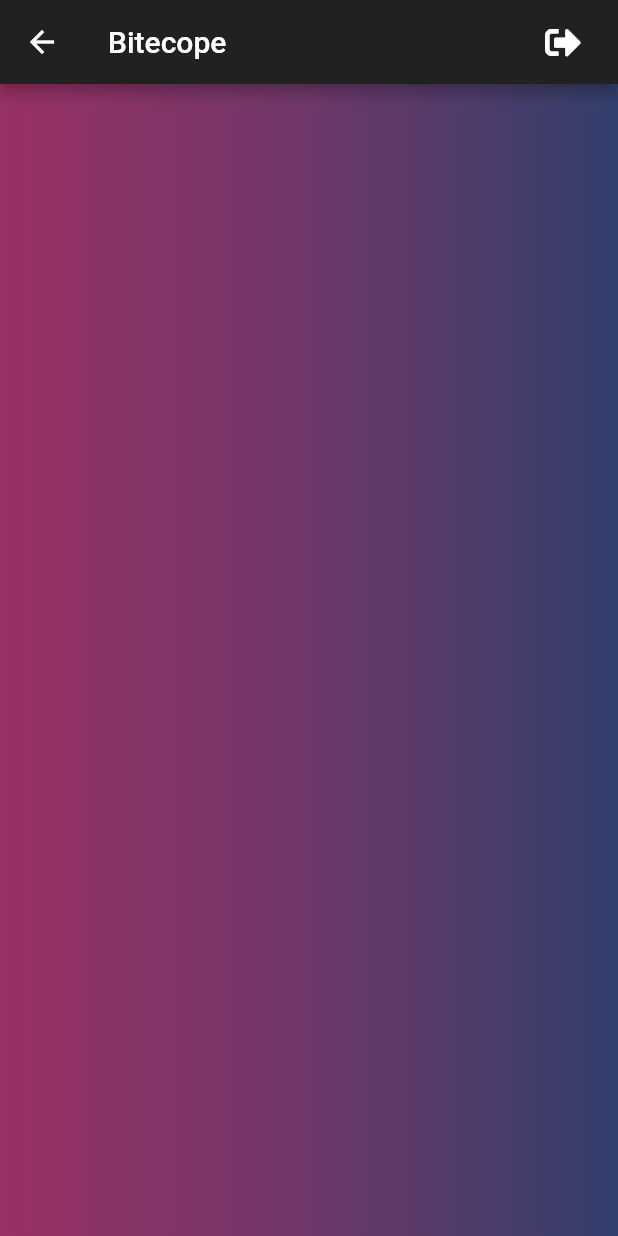
After one commit to Monofyi/Bitcope-Flutter, a Flutter app: the NewOTPPage screen opened directly, on a phone screen of 412 x 824 dp. The commit adds this screen. Run offline on Flutter 3.47's test engine with Material 2 defaults, Android fonts, the phone set to English and light mode, and no system bars; our stand-ins replace bloc, dio, equatable, flutter_bloc, font_awesome_flutter, permission_handler and 1 more; missing offline and left inert: flutter_barcode_scanner; accounts and stored records are empty.

Commit message:
First working Prototype

```diff
--- a/lib/core/server_switch/server_switch.dart
+++ b/lib/core/server_switch/server_switch.dart
@@ -9,7 +9,7 @@ final fileUrl =
 Future<String> downloadServerDetailsFile() async {
   try {
     String fullPath = await getFilePath();
-    print('full path $fullPath');
+    //print('full path $fullPath');
 
     Response response = await dio.get(
       fileUrl,
@@ -21,6 +21,8 @@ Future<String> downloadServerDetailsFile() async {
           }),
     );
     print(response.headers);
+    print(response.data);
+
     File file = File(fullPath);
     var raf = file.openSync(mode: FileMode.write);
     // response.data is List<int> type
--- a/lib/features/dashboard/presentation/pages/dashboard_page.dart
+++ b/lib/features/dashboard/presentation/pages/dashboard_page.dart
@@ -14,11 +14,6 @@ import 'package:intl/intl.dart';
 DashboardList dashboardList;
 
 class Dashboard extends StatelessWidget {
-  // final UserDatabaseOps userDatabaseOps = UserDatabaseOps();
-  // Future<String> getToken() async {
-  //   return await userDatabaseOps.getUserToken(0);
-  // }
-
   @override
   Widget build(BuildContext context) {
     //HDTRefreshController _hdtRefreshController = HDTRefreshController();
--- /dev/null
+++ b/lib/features/sendotp/data/model/order_status.dart
@@ -0,0 +1,11 @@
+class OrderModel {
+  String orderId;
+
+  OrderModel({
+    this.orderId,
+  });
+
+  Map<String, dynamic> toJson() => {
+        "transaction_id": this.orderId,
+      };
+}
--- /dev/null
+++ b/lib/features/sendotp/data/model/order_status_response.dart
@@ -0,0 +1,10 @@
+class OrderResponseModel {
+  String status;
+
+  OrderResponseModel({
+    this.status,
+  });
+  OrderResponseModel.fromJson(Map<String, dynamic> json) {
+    status = json['status'];
+  }
+}
--- a/lib/features/sendotp/presentation/bloc/otp_event.dart
+++ b/lib/features/sendotp/presentation/bloc/otp_event.dart
@@ -16,6 +16,6 @@ class GetOTPButtonPressed extends OTPEvent {
 
 class VerifyOTPButtonPressed extends OTPEvent {
   final String otp;
-
-  VerifyOTPButtonPressed({@required this.otp});
+  final String transactionId;
+  VerifyOTPButtonPressed({@required this.otp, @required this.transactionId});
 }
--- /dev/null
+++ b/lib/features/sendotp/presentation/pages/new_otp_page.dart
@@ -0,0 +1,90 @@
+import 'package:bitcope/core/utils/sizeconfig.dart';
+import 'package:bitcope/features/authentication/authentication_bloc.dart';
+import 'package:bitcope/features/sendotp/data/repository/otp_repository.dart';
+import 'package:bitcope/features/sendotp/presentation/bloc/otp_bloc.dart';
+import 'package:flutter/material.dart';
+import 'package:flutter_bloc/flutter_bloc.dart';
+import 'package:font_awesome_flutter/font_awesome_flutter.dart';
+
+class NewOTPPage extends StatelessWidget {
+  final String transactionId;
+  final GlobalKey<ScaffoldState> _scaffoldKey = GlobalKey<ScaffoldState>();
+  //final GlobalKey<FormState> _formKey = GlobalKey<FormState>();
+  final _phoneNoController = TextEditingController();
+
+  NewOTPPage({Key key, this.transactionId}) : super(key: key);
+  @override
+  Widget build(BuildContext context) {
+    final otpRepository = OTPRepository();
+
+    return Scaffold(
+      key: _scaffoldKey,
+      appBar: AppBar(
+        title: Text('Bitecope'),
+        actions: <Widget>[
+          GestureDetector(
+            onTap: () {
+              BlocProvider.of<AuthenticationBloc>(context).add(LoggedOut());
+            },
+            child: Icon(
+              FontAwesomeIcons.signOutAlt,
+            ),
+          ),
+          SizedBox(
+            width: 6.0 * SizeConfig.widthMultiplier,
+          )
+        ],
+      ),
+      body: MultiBlocProvider(
+        providers: [
+          BlocProvider(
+            create: (context) {
+              return OTPBloc(otpRepository: otpRepository);
+            },
+          ),
+        ],
+        child: BlocBuilder<OTPBloc, OTPState>(
+          builder: (context, state) {
+            if (state is OTPInitial) {
+              return Container(
+                decoration: BoxDecoration(
+                  gradient: LinearGradient(
+                    begin: Alignment.centerLeft,
+                    end: Alignment.centerRight,
+                    //stops: [0.3, 0.6, .9],
+                    colors: [
+                      Color(0xff993164),
+                      Color(0xff6E3869),
+                      Color(0xff323F6C),
+                    ],
+                  ),
+                ),
+              );
+            }
+            if (state is OTPHasSent) {
+              _phoneNoController.clear();
+              return Container(
+                decoration: BoxDecoration(
+                  gradient: LinearGradient(
+                    begin: Alignment.centerLeft,
+                    end: Alignment.centerRight,
+                    //stops: [0.3, 0.6, .9],
+                    colors: [
+                      Color(0xff993164),
+                      Color(0xff6E3869),
+                      Color(0xff323F6C),
+                    ],
+                  ),
+                ),
+              );
+            }
+            if (state is OTPHasVerfied) {
+              return Container(child: Text("Delivery Completed"));
+            }
+            return Container();
+          },
+        ),
+      ),
+    );
+  }
+}
--- a/lib/features/sendotp/presentation/pages/otp_page.dart
+++ b/lib/features/sendotp/presentation/pages/otp_page.dart
@@ -233,8 +233,8 @@ class OTPPage extends StatelessWidget {
                           if (_formKey.currentState.validate()) {
                             BlocProvider.of<OTPBloc>(context).add(
                               VerifyOTPButtonPressed(
-                                otp: (_phoneNoController.text),
-                              ),
+                                  otp: (_phoneNoController.text),
+                                  transactionId: transactionId),
                             );
                           }
                         },
--- a/pubspec.yaml
+++ b/pubspec.yaml
@@ -36,7 +36,6 @@ dependencies:
   font_awesome_flutter: ^8.11.0
   getwidget: ^1.2.4
   provider: ^4.3.3
-  http: ^0.12.2
   flutter_bloc: ^6.1.1
   meta: ^1.1.8
   equatable: ^1.2.5
```
Also changed, not shown: lib/features/dashboard/data/datasources/bitecope_api_call_dashboard.dart (+8 -13 lines), lib/features/login_register/data/datasources/bitecope_api_call_login_register.dart (+15 -24 lines), lib/features/qrcode_validate/data/datasources/bitecope_qr_validator.dart (+9 -12 lines), lib/features/sendotp/data/datasources/bitecope_api_call_sendotp.dart (+37 -24 lines), lib/features/sendotp/data/repository/otp_repository.dart (+12 -0 lines), lib/features/sendotp/presentation/bloc/otp_bloc.dart (+17 -3 lines), lib/main.dart (+12 -35 lines), pubspec.lock.
